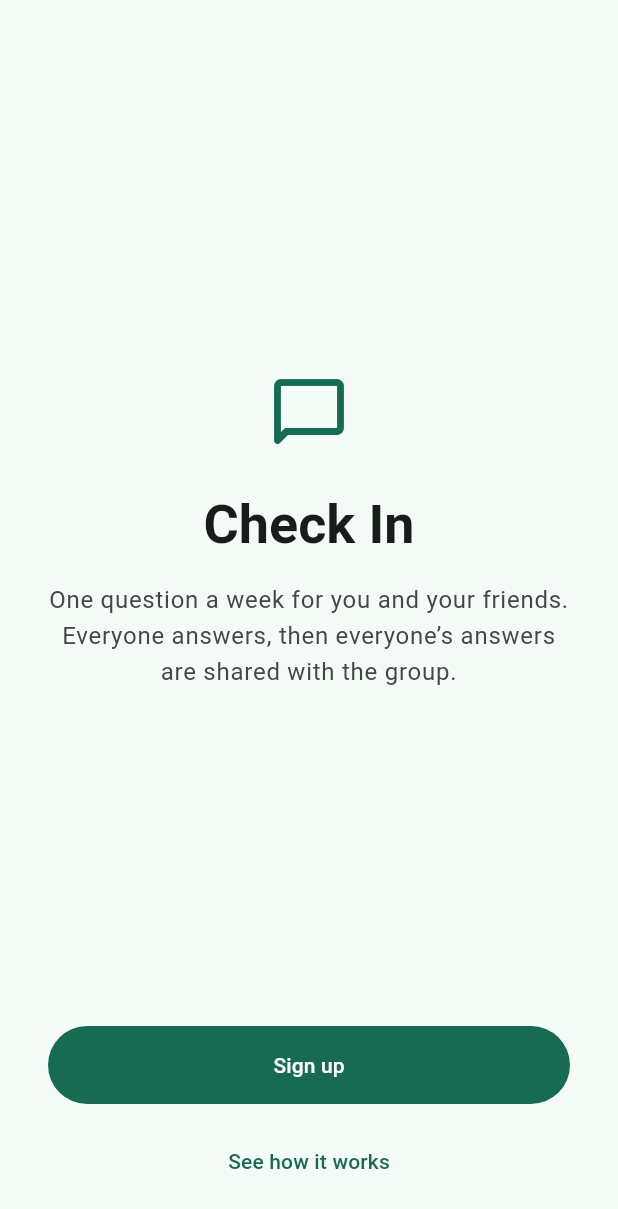
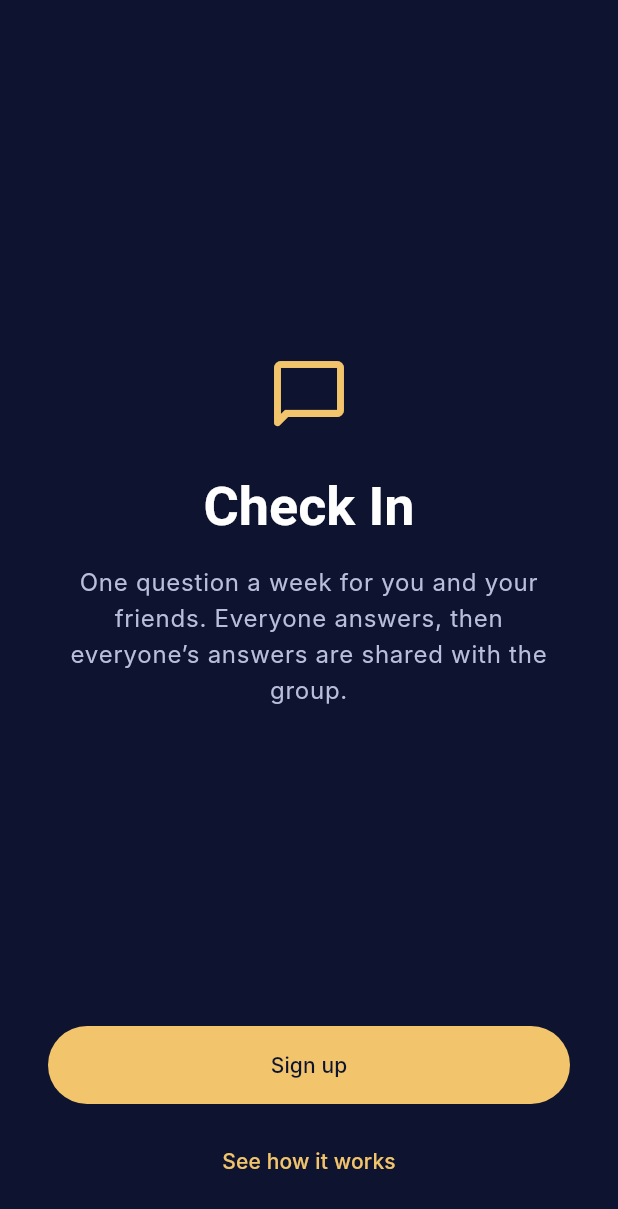
Before and after one commit to gaegeroot/tinycosmos, a Flutter app: the screen it shows after launch, on a phone screen of 412 x 824 dp. Shown: the top 1209 px of the screen. Run offline on Flutter 3.47's test engine with Material 3 defaults, Android fonts, the phone set to English and light mode, and no system bars; Roboto replaces fonts that are missing (Inter, Space Grotesk).

Commit message:
feat(theme): add Tiny Cosmos dark theme
Add lib/theme/app_theme.dart with the Tiny Cosmos palette as named
color constants (night, surface, ring, gold, core glow, secondary text,
and four member colors), a dark ColorScheme built from them, and
heading/body font-family constants (Space Grotesk, Inter).

The fonts are not bundled yet (TODO in the file), so Flutter falls back
to the platform default font until they are.

Replace the seed-color ThemeData in MaterialApp with AppTheme.dark. Only
Flutter SDK APIs are used; no new dependencies.

Co-Authored-By: Claude Opus 5.5 <noreply@anthropic.com>

```diff
--- a/lib/main.dart
+++ b/lib/main.dart
@@ -1,4 +1,6 @@
 import 'package:flutter/material.dart';
+
+import 'package:tiny_cosmos/theme/app_theme.dart';
 
 void main() {
   runApp(const CheckInApp());
@@ -12,10 +14,7 @@ class CheckInApp extends StatelessWidget {
     return MaterialApp(
       title: 'Check In',
       debugShowCheckedModeBanner: false,
-      theme: ThemeData(
-        colorScheme: ColorScheme.fromSeed(seedColor: const Color(0xFF3D6B5A)),
-        useMaterial3: true,
-      ),
+      theme: AppTheme.dark,
       home: const WelcomePage(),
     );
   }
--- /dev/null
+++ b/lib/theme/app_theme.dart
@@ -0,0 +1,82 @@
+import 'package:flutter/material.dart';
+
+/// Tiny Cosmos color palette.
+///
+/// Every color used by the app is defined here. Widgets should read colors
+/// from [Theme.of] (the [ColorScheme]) or from these constants, never from
+/// inline `Color(...)` literals.
+abstract final class AppColors {
+  /// Night background behind every screen.
+  static const Color night = Color(0xFF0E1330);
+
+  /// Raised surfaces such as cards and sheets.
+  static const Color surface = Color(0xFF161C44);
+
+  /// Orbit rings, dividers and borders.
+  static const Color ring = Color(0xFF2A3264);
+
+  /// Warm gold accent for primary actions.
+  static const Color gold = Color(0xFFF2C46B);
+
+  /// Glow of the shared center of the cosmos.
+  static const Color coreGlow = Color(0xFFFFE7A8);
+
+  /// Secondary text.
+  static const Color secondaryText = Color(0xFFB9BEDB);
+
+  /// One color per group member, assigned in order.
+  static const Color memberCoral = Color(0xFFF08A6C);
+  static const Color memberTeal = Color(0xFF5CC8B8);
+  static const Color memberLavender = Color(0xFFA99CF0);
+  static const Color memberBlue = Color(0xFF6FA8F5);
+
+  static const List<Color> members = [
+    memberCoral,
+    memberTeal,
+    memberLavender,
+    memberBlue,
+  ];
+}
+
+/// Tiny Cosmos font families.
+///
+/// TODO: Bundle Space Grotesk and Inter as assets and declare them under
+/// `flutter: fonts:` in pubspec.yaml. Until then Flutter falls back to the
+/// platform default font.
+abstract final class AppFonts {
+  static const String heading = 'Space Grotesk';
+  static const String body = 'Inter';
+}
+
+/// The Tiny Cosmos app theme.
+abstract final class AppTheme {
+  static const ColorScheme colorScheme = ColorScheme.dark(
+    primary: AppColors.gold,
+    onPrimary: AppColors.night,
+    secondary: AppColors.coreGlow,
+    onSecondary: AppColors.night,
+    surface: AppColors.surface,
+    onSurface: Colors.white,
+    onSurfaceVariant: AppColors.secondaryText,
+    outline: AppColors.ring,
+    outlineVariant: AppColors.ring,
+  );
+
+  static ThemeData get dark => ThemeData(
+        useMaterial3: true,
+        brightness: Brightness.dark,
+        colorScheme: colorScheme,
+        scaffoldBackgroundColor: AppColors.night,
+        dividerColor: AppColors.ring,
+        fontFamily: AppFonts.body,
+        textTheme: const TextTheme(
+          displayLarge: TextStyle(fontFamily: AppFonts.heading),
+          displayMedium: TextStyle(fontFamily: AppFonts.heading),
+          displaySmall: TextStyle(fontFamily: AppFonts.heading),
+          headlineLarge: TextStyle(fontFamily: AppFonts.heading),
+          headlineMedium: TextStyle(fontFamily: AppFonts.heading),
+          headlineSmall: TextStyle(fontFamily: AppFonts.heading),
+          titleLarge: TextStyle(fontFamily: AppFonts.heading),
+        ),
+      );
+}
```
